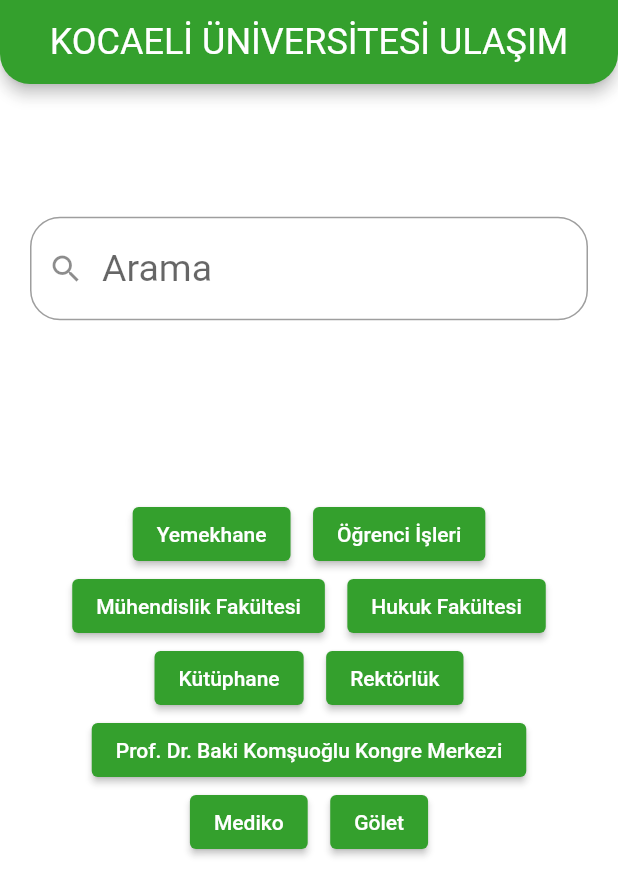
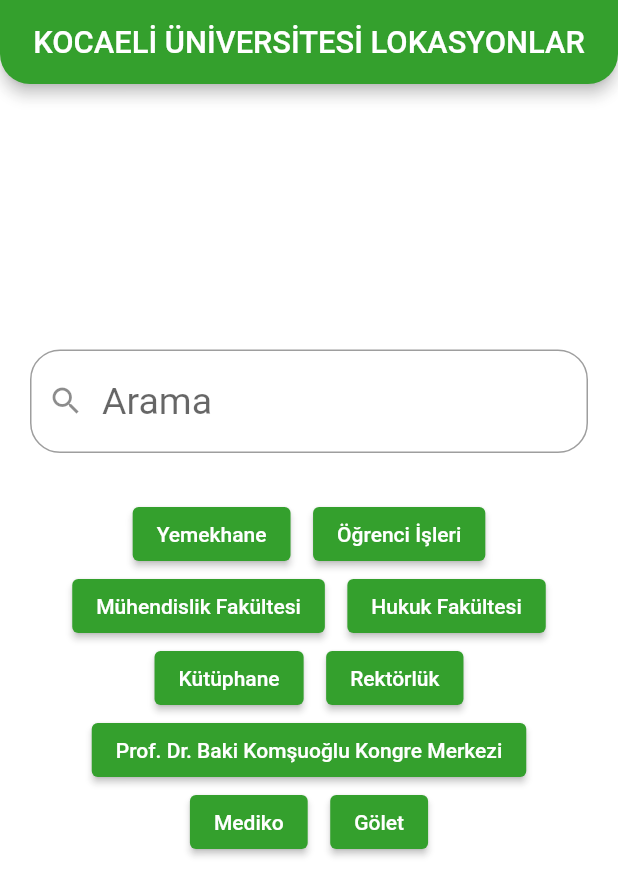
Before and after one commit to AlperenImam0glu/Kou-Navigation-project, a Flutter app: the screen it shows after launch, on a phone screen of 412 x 824 dp. Shown: the top 896 px of the screen. Run offline on Flutter 3.47's test engine with Material 2 defaults, Android fonts, the phone set to English and light mode, and no system bars; our stand-ins replace google_maps_flutter, location; missing offline and left inert: flutter_polyline_points.

Commit message:
appbar title boyutu duzenleniyor

```diff
--- a/lib/views/map_view.dart
+++ b/lib/views/map_view.dart
@@ -73,7 +73,7 @@ class MapViewState extends State<MapView> {
       travelMode: TravelMode.walking,
     );
 
-    print(result);
+    //print(result);
     if (result.points.isNotEmpty) {
       result.points.forEach((PointLatLng point) =>
           polylineCoordinates.add(LatLng(point.latitude, point.longitude)));
--- a/lib/views/welcome_page.dart
+++ b/lib/views/welcome_page.dart
@@ -15,17 +15,18 @@ class WelcomePageView extends StatefulWidget {
 class _WelcomePageViewState extends State<WelcomePageView> {
   static List<LocationModels> girisSayfasiModelleri =
       WelcomePageModels().models();
-  final String titleText = "KOCAELİ ÜNİVERSİTESİ ULAŞIM";
+  final String titleText = "KOCAELİ ÜNİVERSİTESİ LOKASYONLAR";
   static List<Locations>? locationList = [];
   final textFieldController = TextEditingController();
   static List<Locations>? searchList = [];
   bool _isVisiable = false;
+  double width = 0;
 
   returnjsonh() async {
     locationList = await ReadJsonFile().readJson();
-    for (var element in locationList!) {
+    /* for (var element in locationList!) {
       print("${element.name}, ${element.lat}, ${element.lng}");
-    }
+    }*/
     searchList = locationList;
     setState(() {});
   }
@@ -45,6 +46,8 @@ class _WelcomePageViewState extends State<WelcomePageView> {
   @override
   void initState() {
     super.initState();
+
+    print(width);
     WelcomePageModels().models();
     returnjsonh();
   }
@@ -57,10 +60,7 @@ class _WelcomePageViewState extends State<WelcomePageView> {
         appBar: AppBar(
           title: Text(
             titleText,
-            style: Theme.of(context)
-                .textTheme
-                .headline5
-                ?.copyWith(color: Colors.white),
+            style: TextStyle(fontSize: MediaQuery.of(context).size.width / 20),
           ),
           centerTitle: true,
         ),
@@ -75,6 +75,7 @@ class _WelcomePageViewState extends State<WelcomePageView> {
                 Expanded(
                   flex: 1,
                   child: Container(
+                    alignment: Alignment.bottomCenter,
                     child: Padding(
                       padding: const EdgeInsets.symmetric(horizontal: 20),
                       child: Row(
@@ -88,6 +89,13 @@ class _WelcomePageViewState extends State<WelcomePageView> {
                     ),
                   ),
                 ),
+                _isVisiable
+                    ? SizedBox(
+                        height: 20,
+                      )
+                    : SizedBox(
+                        height: 0,
+                      ),
                 Visibility(
                   visible: _isVisiable,
                   child: Expanded(
```
